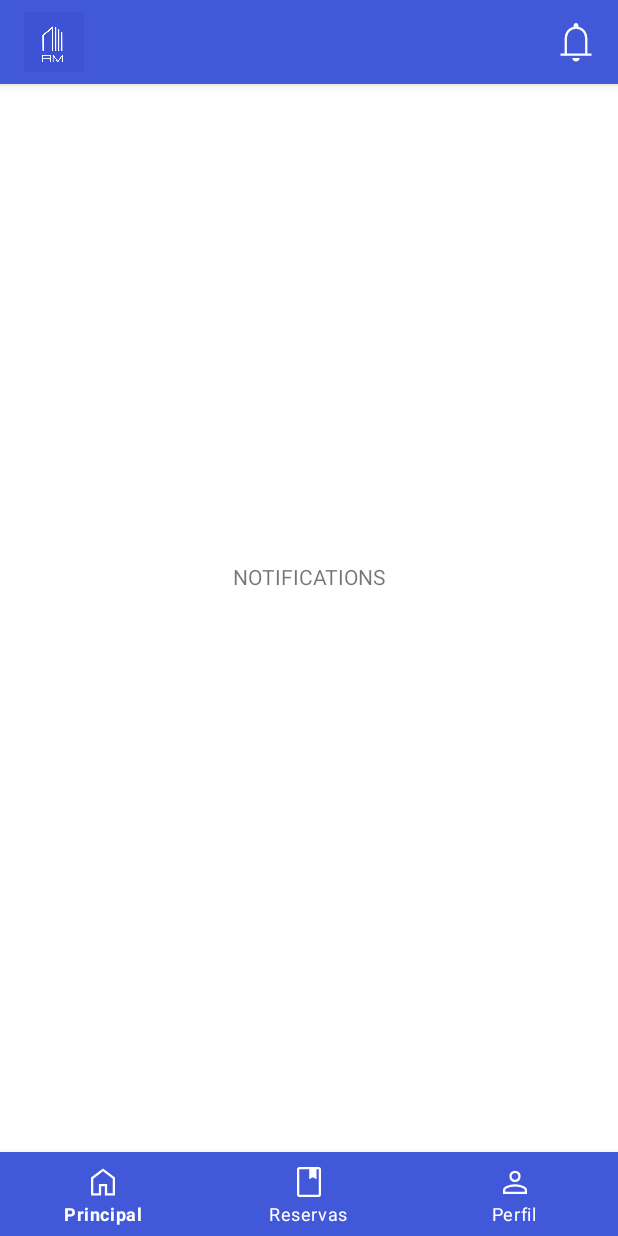
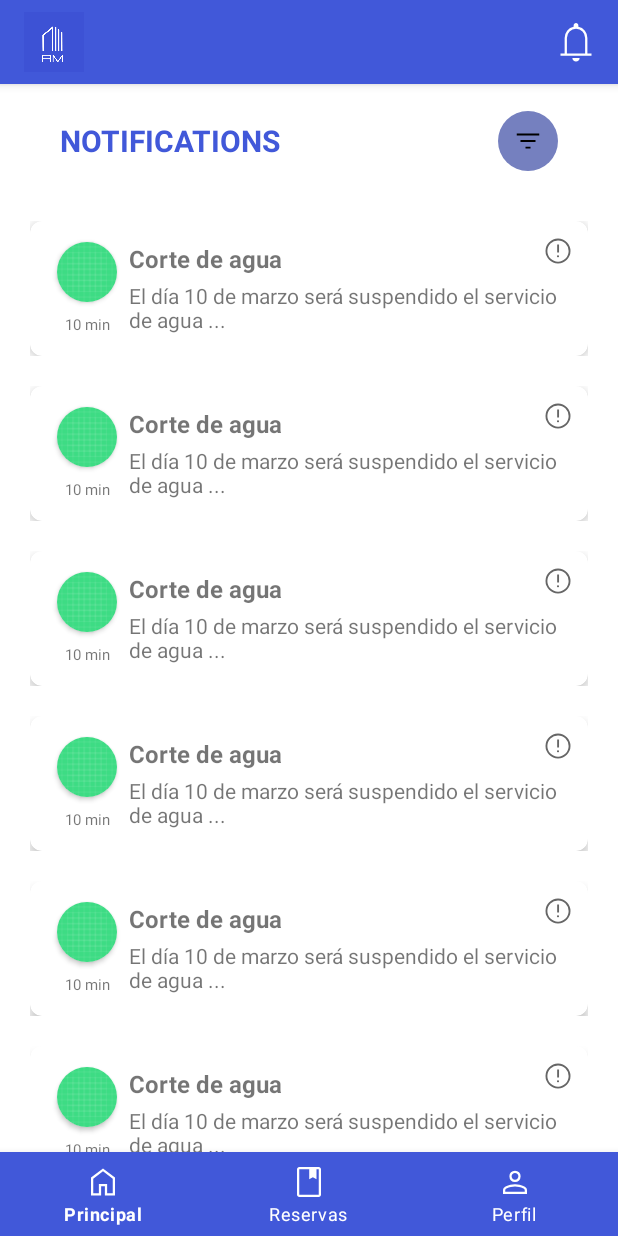
Before and after one commit to Mobile-Apps-Projects/ResidentManagementMobile, an Android app: the screen it shows after launch (MainActivity), after a tap on "Ofertas", on a phone screen of 412 x 824 dp. Run offline under Robolectric (Android 15) with nearby library versions, the phone set to English and light mode, and no system bars.

Commit message:
Add notification screen

```diff
--- /dev/null
+++ b/app/src/main/java/com/example/residentmanagement/model/Notification.kt
@@ -0,0 +1,7 @@
+package com.example.residentmanagement.model
+
+data class Notification (
+    var title:String,
+    var description:String,
+    var time:String
+)
--- /dev/null
+++ b/app/src/main/java/com/example/residentmanagement/view/adapters/NotificationAdapter.kt
@@ -0,0 +1,42 @@
+package com.example.residentmanagement.view.adapters
+
+import android.view.LayoutInflater
+import android.view.ViewGroup
+import androidx.recyclerview.widget.RecyclerView
+import com.example.residentmanagement.R
+import com.example.residentmanagement.model.Notification
+import com.example.residentmanagement.view.viewholders.NotificationVH
+
+class NotificationAdapter : RecyclerView.Adapter<NotificationVH>() {
+    var notifications = ArrayList<Notification>()
+
+    init {
+        notifications.add(Notification("Corte de agua", "El día 10 de marzo será suspendido el servicio de agua ...", "10 min"))
+        notifications.add(Notification("Corte de agua", "El día 10 de marzo será suspendido el servicio de agua ...", "10 min"))
+        notifications.add(Notification("Corte de agua", "El día 10 de marzo será suspendido el servicio de agua ...", "10 min"))
+        notifications.add(Notification("Corte de agua", "El día 10 de marzo será suspendido el servicio de agua ...", "10 min"))
+        notifications.add(Notification("Corte de agua", "El día 10 de marzo será suspendido el servicio de agua ...", "10 min"))
+        notifications.add(Notification("Corte de agua", "El día 10 de marzo será suspendido el servicio de agua ...", "10 min"))
+        notifications.add(Notification("Corte de agua", "El día 10 de marzo será suspendido el servicio de agua ...", "10 min"))
+        notifications.add(Notification("Corte de agua", "El día 10 de marzo será suspendido el servicio de agua ...", "10 min"))
+        notifications.add(Notification("Corte de agua", "El día 10 de marzo será suspendido el servicio de agua ...", "10 min"))
+        notifications.add(Notification("Corte de agua", "El día 10 de marzo será suspendido el servicio de agua ...", "10 min"))
+
+
+    }
+
+    override fun onCreateViewHolder(parent: ViewGroup, viewType: Int): NotificationVH {
+        val view = LayoutInflater.from(parent.context).inflate(R.layout.notification, parent, false)
+        return NotificationVH(view)
+    }
+
+    override fun onBindViewHolder(holder: NotificationVH, position: Int) {
+        holder.title.text = notifications[position].title
+        holder.description.text = notifications[position].description
+        holder.time.text = notifications[position].time
+    }
+
+    override fun getItemCount(): Int {
+        return notifications.size
+    }
+}
--- a/app/src/main/java/com/example/residentmanagement/view/fragments/NotificationsFragment.kt
+++ b/app/src/main/java/com/example/residentmanagement/view/fragments/NotificationsFragment.kt
@@ -1,27 +1,46 @@
 package com.example.residentmanagement.view.fragments
 
+import android.annotation.SuppressLint
 import android.os.Bundle
 import android.view.LayoutInflater
 import android.view.View
 import android.view.ViewGroup
+import android.widget.Toast
 import androidx.fragment.app.Fragment
+import androidx.recyclerview.widget.LinearLayoutManager
+import com.example.residentmanagement.R
 import com.example.residentmanagement.databinding.FragmentHomeBinding
 import com.example.residentmanagement.databinding.FragmentNotificationsBinding
+import com.example.residentmanagement.view.adapters.NotificationAdapter
 
 
 class NotificationsFragment : Fragment() {
 
     private lateinit var binding: FragmentNotificationsBinding
 
+    //Adapters
+    private val adapter = NotificationAdapter()
+
     //Views models
 
 
+    @SuppressLint("ClickableViewAccessibility")
     override fun onCreateView(
         inflater: LayoutInflater, container: ViewGroup?,
         savedInstanceState: Bundle?
     ): View {
 
         binding = FragmentNotificationsBinding.inflate(inflater, container, false)
+
+        //RecyclerView
+        binding.notificationsList.adapter = adapter
+        binding.notificationsList.setHasFixedSize(true)
+        binding.notificationsList.layoutManager = LinearLayoutManager(activity)
+
+        binding.filterButton.setOnClickListener {
+            Toast.makeText(activity, "Filter", Toast.LENGTH_SHORT).show()
+        }
+
 
         return binding.root
     }
--- /dev/null
+++ b/app/src/main/java/com/example/residentmanagement/view/viewholders/NotificationVH.kt
@@ -0,0 +1,13 @@
+package com.example.residentmanagement.view.viewholders
+
+import android.view.View
+import android.widget.TextView
+import androidx.recyclerview.widget.RecyclerView
+import com.example.residentmanagement.R
+
+class NotificationVH(root: View): RecyclerView.ViewHolder(root){
+
+    var title: TextView = root.findViewById(R.id.titleNotification)
+    var description: TextView = root.findViewById(R.id.descriptionNotification)
+    var time: TextView = root.findViewById(R.id.timeNotification)
+}
--- /dev/null
+++ b/app/src/main/res/drawable/detail_icon.xml
@@ -0,0 +1,10 @@
+<vector xmlns:android="http://schemas.android.com/apk/res/android"
+    android:width="20dp"
+    android:height="20dp"
+    android:viewportWidth="960"
+    android:viewportHeight="960"
+    android:tint="?attr/colorControlNormal">
+  <path
+      android:fillColor="@android:color/white"
+      android:pathData="M479.98,680Q494,680 503.5,670.52Q513,661.03 513,647.02Q513,633 503.52,623.5Q494.04,614 480.02,614Q466,614 456.5,623.48Q447,632.97 447,646.98Q447,661 456.48,670.5Q465.96,680 479.98,680ZM453,527L513,527L513,274L453,274L453,527ZM480.27,880Q397.53,880 324.77,848.5Q252,817 197.5,762.5Q143,708 111.5,635.16Q80,562.32 80,479.5Q80,396.68 111.5,323.84Q143,251 197.5,197Q252,143 324.84,111.5Q397.68,80 480.5,80Q563.32,80 636.16,111.5Q709,143 763,197Q817,251 848.5,324Q880,397 880,479.73Q880,562.47 848.5,635.23Q817,708 763,762.32Q709,816.63 636,848.32Q563,880 480.27,880ZM480.5,820Q622,820 721,720.5Q820,621 820,479.5Q820,338 721.19,239Q622.38,140 480,140Q339,140 239.5,238.81Q140,337.63 140,480Q140,621 239.5,720.5Q339,820 480.5,820ZM480,480Q480,480 480,480Q480,480 480,480Q480,480 480,480Q480,480 480,480Q480,480 480,480Q480,480 480,480Q480,480 480,480Q480,480 480,480Z"/>
+</vector>
--- /dev/null
+++ b/app/src/main/res/drawable/filter_icon.xml
@@ -0,0 +1,10 @@
+<vector xmlns:android="http://schemas.android.com/apk/res/android"
+    android:width="20dp"
+    android:height="20dp"
+    android:viewportWidth="960"
+    android:viewportHeight="960"
+    android:tint="@color/black">
+  <path
+      android:fillColor="@android:color/white"
+      android:pathData="M400,720L400,660L560,660L560,720L400,720ZM240,510L240,450L720,450L720,510L240,510ZM120,300L120,240L840,240L840,300L120,300Z"/>
+</vector>
--- /dev/null
+++ b/app/src/main/res/drawable/round_button.xml
@@ -0,0 +1,16 @@
+<selector xmlns:android="http://schemas.android.com/apk/res/android">
+    <item android:state_pressed="true">
+        <shape android:shape="oval">
+            <solid android:color="#A3B3D3" />
+            <size android:width="40dp" android:height="40dp" />
+            <padding android:left="8dp" android:top="8dp" android:right="8dp" android:bottom="8dp" />
+        </shape>
+    </item>
+    <item>
+        <shape android:shape="oval">
+            <solid android:color="#7580BF" />
+            <size android:width="40dp" android:height="40dp" />
+            <padding android:left="8dp" android:top="8dp" android:right="8dp" android:bottom="8dp" />
+        </shape>
+    </item>
+</selector>
--- /dev/null
+++ b/app/src/main/res/drawable/round_button_white.xml
@@ -0,0 +1,16 @@
+<selector xmlns:android="http://schemas.android.com/apk/res/android">
+    <item android:state_pressed="true">
+        <shape android:shape="oval">
+            <solid android:color="@color/main_blue" />
+            <size android:width="40dp" android:height="40dp" />
+            <padding android:left="8dp" android:top="8dp" android:right="8dp" android:bottom="8dp" />
+        </shape>
+    </item>
+    <item>
+        <shape android:shape="oval">
+            <solid android:color="#FFFFFF" />
+            <size android:width="40dp" android:height="40dp" />
+            <padding android:left="8dp" android:top="8dp" android:right="8dp" android:bottom="8dp" />
+        </shape>
+    </item>
+</selector>
--- a/app/src/main/res/layout/fragment_notifications.xml
+++ b/app/src/main/res/layout/fragment_notifications.xml
@@ -1,18 +1,48 @@
 <?xml version="1.0" encoding="utf-8"?>
-<androidx.constraintlayout.widget.ConstraintLayout xmlns:app="http://schemas.android.com/apk/res-auto"
+<androidx.constraintlayout.widget.ConstraintLayout xmlns:android="http://schemas.android.com/apk/res/android"
+    xmlns:app="http://schemas.android.com/apk/res-auto"
     xmlns:tools="http://schemas.android.com/tools"
     android:layout_width="match_parent"
     android:layout_height="match_parent"
-    android:background="#FFFFFF"
-    xmlns:android="http://schemas.android.com/apk/res/android">
+    android:background="#FFFFFF">
 
     <TextView
         android:id="@+id/textView6"
         android:layout_width="wrap_content"
+        android:layout_height="0dp"
+        android:layout_marginStart="40dp"
+        android:layout_marginTop="80dp"
+        android:text="NOTIFICATIONS"
+        android:textColor="@color/main_blue"
+        android:textSize="20sp"
+        android:textStyle="bold"
+        app:layout_constraintStart_toStartOf="parent"
+        app:layout_constraintTop_toTopOf="parent" />
+
+    <ImageButton
+        android:id="@+id/filterButton"
+        android:layout_width="wrap_content"
         android:layout_height="wrap_content"
-        android:text="NOTIFICATIONS"
+        android:layout_marginEnd="40dp"
+        android:background="@drawable/round_button"
+        android:focusableInTouchMode="true"
+        app:layout_constraintBottom_toBottomOf="@+id/textView6"
+        app:layout_constraintEnd_toEndOf="parent"
+        app:layout_constraintTop_toTopOf="@+id/textView6"
+        app:srcCompat="@drawable/filter_icon" />
+
+    <androidx.recyclerview.widget.RecyclerView
+        android:id="@+id/notificationsList"
+        android:layout_width="0dp"
+        android:layout_height="0dp"
+        android:layout_marginTop="30dp"
         app:layout_constraintBottom_toBottomOf="parent"
         app:layout_constraintEnd_toEndOf="parent"
+        app:layout_constraintHorizontal_bias="0.0"
         app:layout_constraintStart_toStartOf="parent"
-        app:layout_constraintTop_toTopOf="parent" />
+        app:layout_constraintTop_toBottomOf="@+id/textView6"
+        app:layout_constraintVertical_bias="0.0" />
+
+
+
 </androidx.constraintlayout.widget.ConstraintLayout>
--- /dev/null
+++ b/app/src/main/res/layout/notification.xml
@@ -0,0 +1,92 @@
+<?xml version="1.0" encoding="utf-8"?>
+
+
+<androidx.constraintlayout.widget.ConstraintLayout xmlns:android="http://schemas.android.com/apk/res/android"
+    xmlns:app="http://schemas.android.com/apk/res-auto"
+    xmlns:tools="http://schemas.android.com/tools"
+    android:layout_width="match_parent"
+    android:layout_height="wrap_content"
+    android:layout_marginHorizontal="20dp"
+    android:layout_marginVertical="10dp">
+
+    <androidx.cardview.widget.CardView
+        android:layout_width="match_parent"
+        android:layout_height="wrap_content"
+        app:cardCornerRadius="8dp"
+        app:cardElevation="4dp"
+        app:layout_constraintBottom_toBottomOf="parent"
+        app:layout_constraintEnd_toEndOf="parent"
+        app:layout_constraintStart_toStartOf="parent"
+        app:layout_constraintTop_toTopOf="parent">
+
+        <androidx.constraintlayout.widget.ConstraintLayout
+            android:layout_width="match_parent"
+            android:layout_height="90dp"
+            android:padding="10dp">
+
+            <TextView
+                android:id="@+id/timeNotification"
+                android:layout_width="wrap_content"
+                android:layout_height="wrap_content"
+                android:text="10 min"
+                android:textSize="10sp"
+                app:layout_constraintBottom_toBottomOf="@+id/descriptionNotification"
+                app:layout_constraintEnd_toEndOf="@+id/cardView"
+                app:layout_constraintStart_toStartOf="@+id/cardView" />
+
+            <androidx.cardview.widget.CardView
+                android:id="@+id/cardView"
+                android:layout_width="40dp"
+                android:layout_height="40dp"
+                android:layout_marginStart="8dp"
+                android:layout_marginTop="4dp"
+                app:cardCornerRadius="28dp"
+                app:layout_constraintStart_toStartOf="parent"
+                app:layout_constraintTop_toTopOf="parent">
+
+                <ImageView
+                    android:id="@+id/profileImg"
+                    android:layout_width="wrap_content"
+                    android:layout_height="wrap_content"
+                    app:srcCompat="@drawable/ic_launcher_background" />
+            </androidx.cardview.widget.CardView>
+
+            <TextView
+                android:id="@+id/titleNotification"
+                android:layout_width="wrap_content"
+                android:layout_height="wrap_content"
+                android:layout_marginStart="8dp"
+                android:text="Falcao"
+                android:textSize="16sp"
+                android:textStyle="bold"
+                app:layout_constraintStart_toEndOf="@+id/cardView"
+                app:layout_constraintTop_toTopOf="@+id/cardView" />
+
+            <TextView
+                android:id="@+id/descriptionNotification"
+                android:layout_width="0dp"
+                android:layout_height="0dp"
+                android:layout_marginStart="8dp"
+                android:layout_marginTop="4dp"
+                android:layout_marginBottom="4dp"
+                android:text="6 Mar 2023"
+                android:textSize="14sp"
+                app:layout_constraintBottom_toBottomOf="parent"
+                app:layout_constraintEnd_toEndOf="parent"
+                app:layout_constraintStart_toEndOf="@+id/cardView"
+                app:layout_constraintTop_toBottomOf="@+id/titleNotification" />
+
+            <ImageButton
+                android:id="@+id/imageButton"
+                android:layout_width="20dp"
+                android:layout_height="20dp"
+                android:background="@drawable/round_button_white"
+                app:layout_constraintEnd_toEndOf="parent"
+                app:layout_constraintTop_toTopOf="parent"
+                app:srcCompat="@drawable/detail_icon" />
+
+        </androidx.constraintlayout.widget.ConstraintLayout>
+
+    </androidx.cardview.widget.CardView>
+
+</androidx.constraintlayout.widget.ConstraintLayout>
```
